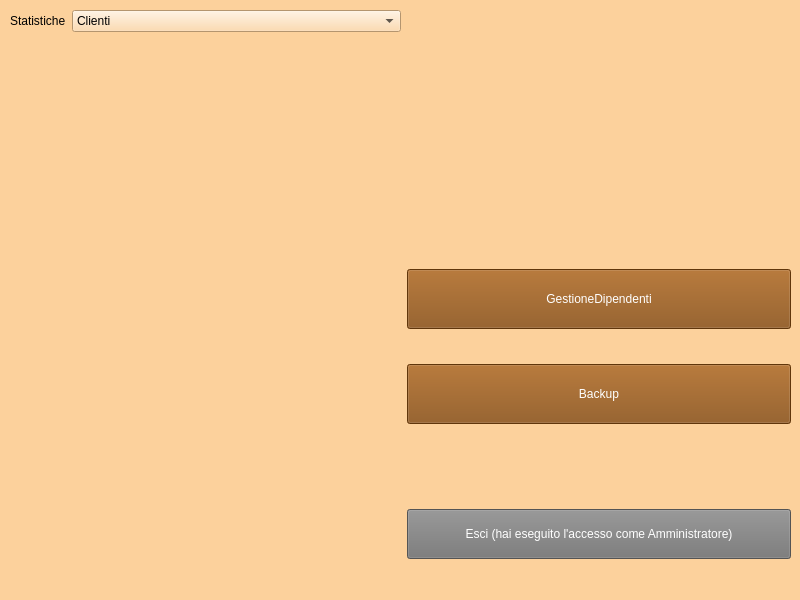
This is Amministratore/view/amministratoreMain.ui in ManuelMarrone/GestioneBowling as Qt 5 draws it before an edit. The edited form follows.
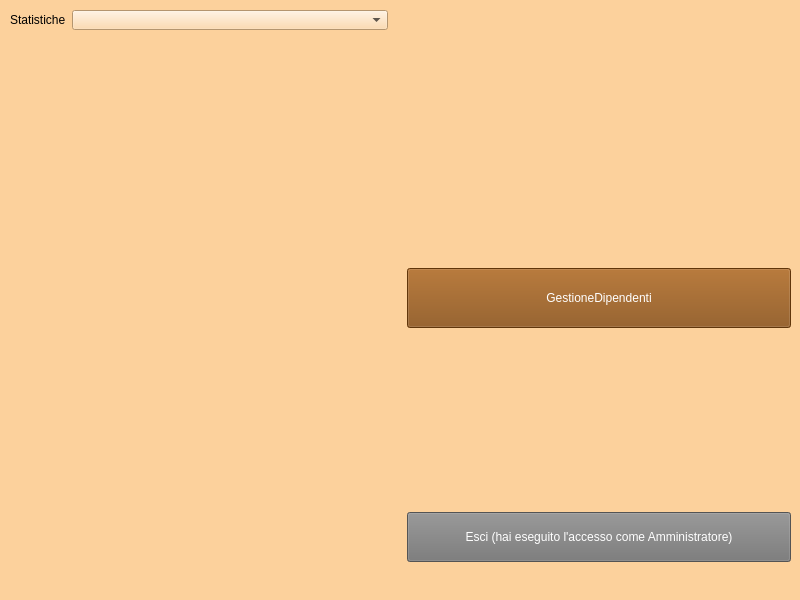
This is the edited form.

The edit to the form file:
```diff
--- a/Amministratore/view/amministratoreMain.ui
+++ b/Amministratore/view/amministratoreMain.ui
@@ -37,7 +37,7 @@
      <x>10</x>
      <y>10</y>
      <width>781</width>
-     <height>581</height>
+     <height>582</height>
     </rect>
    </property>
    <layout class="QHBoxLayout" name="horizontalLayout_2">
@@ -54,6 +54,26 @@
         </item>
         <item row="0" column="1">
          <widget class="QComboBox" name="statComboBox">
+          <property name="minimumSize">
+           <size>
+            <width>316</width>
+            <height>20</height>
+           </size>
+          </property>
+          <property name="maximumSize">
+           <size>
+            <width>316</width>
+            <height>20</height>
+           </size>
+          </property>
+          <property name="sizeAdjustPolicy">
+           <enum>QComboBox::AdjustToContentsOnFirstShow</enum>
+          </property>
+          <item>
+           <property name="text">
+            <string/>
+           </property>
+          </item>
           <item>
            <property name="text">
             <string>Clienti</string>
@@ -125,216 +145,6 @@
         </property>
        </widget>
       </item>
-      <item>
-       <spacer name="verticalSpacer_3">
-        <property name="orientation">
-         <enum>Qt::Vertical</enum>
-        </property>
-        <property name="sizeType">
-         <enum>QSizePolicy::Fixed</enum>
-        </property>
-        <property name="sizeHint" stdset="0">
-         <size>
-          <width>20</width>
-          <height>20</height>
-         </size>
-        </property>
-       </spacer>
-      </item>
-      <item>
-       <widget class="QPushButton" name="backupButton">
-        <property name="minimumSize">
-         <size>
-          <width>80</width>
-          <height>60</height>
-         </size>
-        </property>
-        <property name="maximumSize">
-         <size>
-          <width>700</width>
-          <height>60</height>
-         </size>
-        </property>
-        <property name="palette">
-         <palette>
-          <active>
-           <colorrole role="WindowText">
-            <brush brushstyle="SolidPattern">
-             <color alpha="255">
-              <red>255</red>
-              <green>255</green>
-              <blue>255</blue>
-             </color>
-            </brush>
-           </colorrole>
-           <colorrole role="Button">
-            <brush brushstyle="SolidPattern">
-             <color alpha="255">
-              <red>135</red>
-              <green>75</green>
-              <blue>15</blue>
-             </color>
-            </brush>
-           </colorrole>
-           <colorrole role="Text">
-            <brush brushstyle="SolidPattern">
-             <color alpha="255">
-              <red>255</red>
-              <green>255</green>
-              <blue>255</blue>
-             </color>
-            </brush>
-           </colorrole>
-           <colorrole role="ButtonText">
-            <brush brushstyle="SolidPattern">
-             <color alpha="255">
-              <red>255</red>
-              <green>255</green>
-              <blue>255</blue>
-             </color>
-            </brush>
-           </colorrole>
-           <colorrole role="Base">
-            <brush brushstyle="SolidPattern">
-             <color alpha="255">
-              <red>135</red>
-              <green>75</green>
-              <blue>15</blue>
-             </color>
-            </brush>
-           </colorrole>
-           <colorrole role="Window">
-            <brush brushstyle="SolidPattern">
-             <color alpha="255">
-              <red>135</red>
-              <green>75</green>
-              <blue>15</blue>
-             </color>
-            </brush>
-           </colorrole>
-          </active>
-          <inactive>
-           <colorrole role="WindowText">
-            <brush brushstyle="SolidPattern">
-             <color alpha="255">
-              <red>255</red>
-              <green>255</green>
-              <blue>255</blue>
-             </color>
-            </brush>
-           </colorrole>
-           <colorrole role="Button">
-            <brush brushstyle="SolidPattern">
-             <color alpha="255">
-              <red>135</red>
-              <green>75</green>
-              <blue>15</blue>
-             </color>
-            </brush>
-           </colorrole>
-           <colorrole role="Text">
-            <brush brushstyle="SolidPattern">
-             <color alpha="255">
-              <red>255</red>
-              <green>255</green>
-              <blue>255</blue>
-             </color>
-            </brush>
-           </colorrole>
-           <colorrole role="ButtonText">
-            <brush brushstyle="SolidPattern">
-             <color alpha="255">
-              <red>255</red>
-              <green>255</green>
-              <blue>255</blue>
-             </color>
-            </brush>
-           </colorrole>
-           <colorrole role="Base">
-            <brush brushstyle="SolidPattern">
-             <color alpha="255">
-              <red>135</red>
-              <green>75</green>
-              <blue>15</blue>
-             </color>
-            </brush>
-           </colorrole>
-           <colorrole role="Window">
-            <brush brushstyle="SolidPattern">
-             <color alpha="255">
-              <red>135</red>
-              <green>75</green>
-              <blue>15</blue>
-             </color>
-            </brush>
-           </colorrole>
-          </inactive>
-          <disabled>
-           <colorrole role="WindowText">
-            <brush brushstyle="SolidPattern">
-             <color alpha="255">
-              <red>255</red>
-              <green>255</green>
-              <blue>255</blue>
-             </color>
-            </brush>
-           </colorrole>
-           <colorrole role="Button">
-            <brush brushstyle="SolidPattern">
-             <color alpha="255">
-              <red>135</red>
-              <green>75</green>
-              <blue>15</blue>
-             </color>
-            </brush>
-           </colorrole>
-           <colorrole role="Text">
-            <brush brushstyle="SolidPattern">
-             <color alpha="255">
-              <red>255</red>
-              <green>255</green>
-              <blue>255</blue>
-             </color>
-            </brush>
-           </colorrole>
-           <colorrole role="ButtonText">
-            <brush brushstyle="SolidPattern">
-             <color alpha="255">
-              <red>255</red>
-              <green>255</green>
-              <blue>255</blue>
-             </color>
-            </brush>
-           </colorrole>
-           <colorrole role="Base">
-            <brush brushstyle="SolidPattern">
-             <color alpha="255">
-              <red>135</red>
-              <green>75</green>
-              <blue>15</blue>
-             </color>
-            </brush>
-           </colorrole>
-           <colorrole role="Window">
-            <brush brushstyle="SolidPattern">
-             <color alpha="255">
-              <red>135</red>
-              <green>75</green>
-              <blue>15</blue>
-             </color>
-            </brush>
-           </colorrole>
-          </disabled>
-         </palette>
-        </property>
-        <property name="styleSheet">
-         <string notr="true">color: white;  background-color: #874B0F</string>
-        </property>
-        <property name="text">
-         <string>Backup</string>
-        </property>
-       </widget>
-      </item>
       <item>
        <spacer name="verticalSpacer_2">
         <property name="orientation">
@@ -346,7 +156,7 @@
         <property name="sizeHint" stdset="0">
          <size>
           <width>20</width>
-          <height>70</height>
+          <height>170</height>
          </size>
         </property>
        </spacer>
```
Left out of the diff: 101 changed lines with no effect on the pictures.
